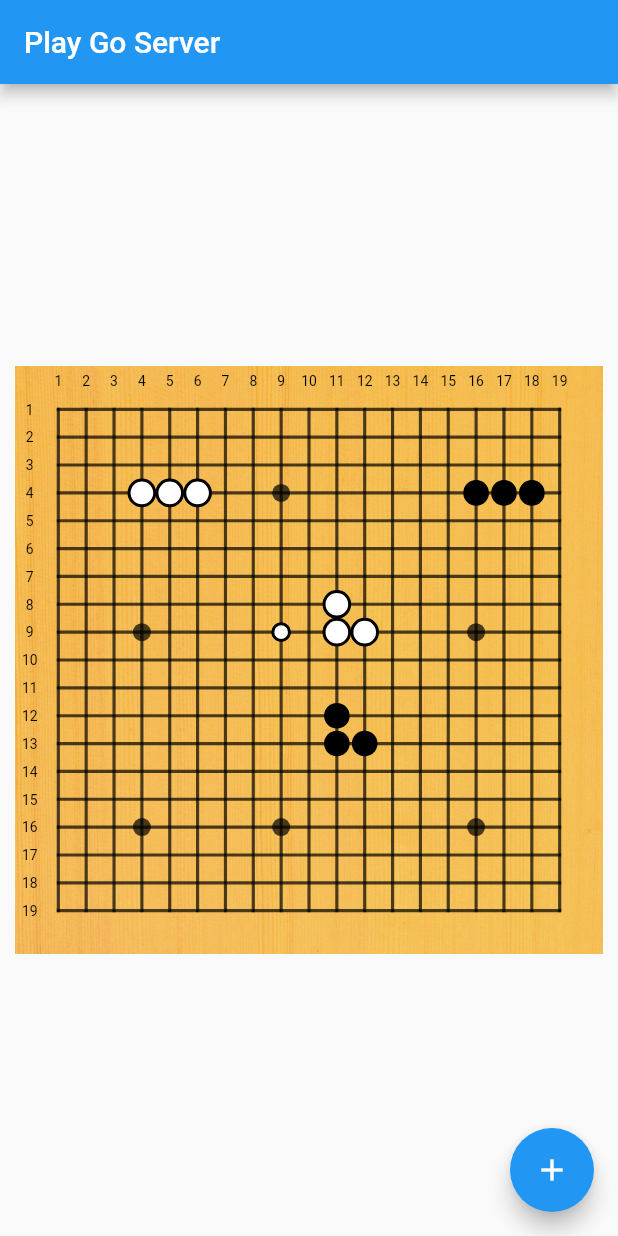
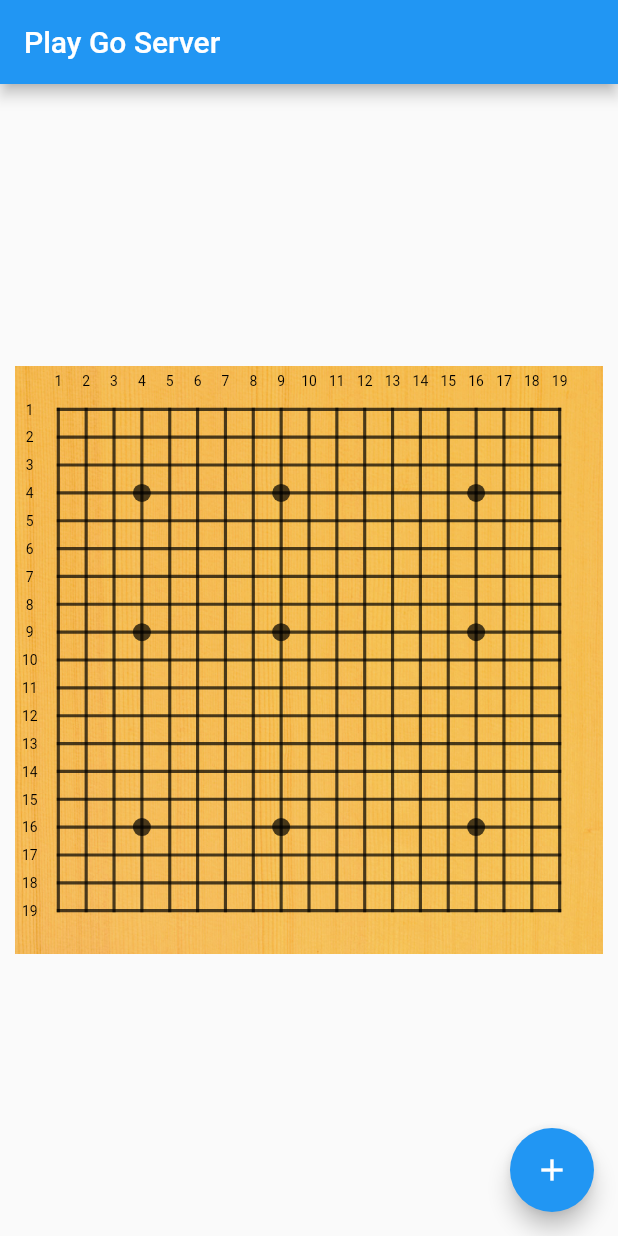
Before and after one commit to le-doude/playgo, a Flutter app: the screen it shows after launch, on a phone screen of 412 x 824 dp. Run offline on Flutter 3.47's test engine with Material 2 defaults, Android fonts, the phone set to English and light mode, and no system bars; our stand-ins replace logger.

Commit message:
Make initialization easier

```diff
--- a/client/lib/go/board/board_grid_drawer.dart
+++ b/client/lib/go/board/board_grid_drawer.dart
@@ -6,7 +6,7 @@ import 'package:play_go_client/go/board/theme.dart';
 
 import 'board_coordinates_manager.dart';
 
-class BoardGridDrawer extends BoardPaintable{
+class BoardGridDrawer extends BoardLayer{
   final Layout layout;
   final BoardTheme theme;
 
--- a/client/lib/go/board/board_painter.dart
+++ b/client/lib/go/board/board_painter.dart
@@ -1,38 +1,41 @@
 import 'dart:math';
 import 'dart:ui';
 
+import 'package:flutter/gestures.dart';
 import 'package:flutter/material.dart';
 import 'package:logger/logger.dart';
+import 'package:play_go_client/go/board.dart';
 import 'package:play_go_client/go/board/board_grid_drawer.dart';
 import 'package:play_go_client/go/board/board_references_drawer.dart';
 import 'package:play_go_client/go/board/board_startpoints_drawer.dart';
+import 'package:play_go_client/go/board/stones_drawer.dart';
+import 'package:play_go_client/go/board/stones_preview_painter.dart';
 import 'package:play_go_client/go/board/theme.dart';
 
 import 'board_coordinates_manager.dart';
-import 'layout.dart';
 
 class BoardPainter extends CustomPainter {
   static final Logger logger = Logger();
-  static const List<BoardPaintable> EMPTY = [];
-  final Layout layout;
+  final Board board;
   final BoardTheme theme;
-  final List<BoardPaintable> components = List.empty(growable: true);
+  final List<BoardLayer> layers = List.empty(growable: true);
 
-  BoardPainter(this.layout, this.theme,
-      {List<BoardPaintable> layeredComponents = EMPTY}) {
-    this.components.add(BoardGridDrawer(layout, theme));
-    this.components.add(BoardStarPointsDrawer(layout, theme));
-    this.components.add(BoardReferencesDrawer(layout, theme));
-    this.components.addAll(layeredComponents);
-    this.components.sort((l, r) => l.priority.compareTo(r.priority));
+  BoardPainter(Listenable? repaint, this.board, this.theme,
+      {List<BoardLayer>? layeredComponents})
+      : super(repaint: repaint) {
+    this.layers.add(BoardGridDrawer(this.board.layout, theme));
+    this.layers.add(BoardStarPointsDrawer(this.board.layout, theme));
+    this.layers.add(BoardReferencesDrawer(this.board.layout, theme));
+    this.layers.add(StonesPainter(this.board, theme));
+    this.layers.add(StonesPreviewPainter(this.board, theme, "white"));
+    this.layers.addAll(layeredComponents ?? []);
+    this.layers.sort((l, r) => l.priority.compareTo(r.priority));
   }
 
   @override
   void paint(Canvas canvas, Size size) {
     BoardCoordinatesManager coord = computeLayoutCoordinates(size);
-    this.components.forEach((component) {
-      logger.d(
-          "drawing ${component.runtimeType}[priority: ${component.priority}]");
+    this.layers.forEach((component) {
       component.draw(canvas, coord);
     });
   }
@@ -46,23 +49,18 @@ class BoardPainter extends CustomPainter {
     var gridRect =
         Rect.fromCenter(center: center, width: gridSize, height: gridSize);
     BoardCoordinatesManager coord = BoardCoordinatesManager(
-        outerFrame: frameRect, innerFrame: gridRect, layout: this.layout);
+        outerFrame: frameRect, innerFrame: gridRect, layout: this.board.layout);
     return coord;
   }
 
   @override
-  bool shouldRepaint(covariant CustomPainter oldDelegate) {
-    return this.components.any(
-        (BoardPaintable component) => component.shouldRepaint(oldDelegate));
-  }
+  bool shouldRepaint(covariant CustomPainter oldDelegate) => false;
 }
 
-abstract class BoardPaintable {
+abstract class BoardLayer {
   final int priority;
 
-  BoardPaintable(this.priority);
+  BoardLayer(this.priority);
 
   void draw(Canvas canvas, BoardCoordinatesManager coordMngr);
-
-  bool shouldRepaint(covariant CustomPainter oldDelegate) => false;
 }
--- a/client/lib/go/board/board_references_drawer.dart
+++ b/client/lib/go/board/board_references_drawer.dart
@@ -7,7 +7,7 @@ import 'package:play_go_client/go/board/theme.dart';
 
 import 'board_coordinates_manager.dart';
 
-class BoardReferencesDrawer extends BoardPaintable{
+class BoardReferencesDrawer extends BoardLayer{
   static final Logger logger = Logger();
 
   final Layout layout;
--- a/client/lib/go/board/board_startpoints_drawer.dart
+++ b/client/lib/go/board/board_startpoints_drawer.dart
@@ -5,7 +5,7 @@ import 'package:play_go_client/go/board/theme.dart';
 
 import 'board_coordinates_manager.dart';
 
-class BoardStarPointsDrawer extends BoardPaintable{
+class BoardStarPointsDrawer extends BoardLayer{
   final Layout layout;
   final BoardTheme theme;
 
--- a/client/lib/go/board/board_widget.dart
+++ b/client/lib/go/board/board_widget.dart
@@ -1,9 +1,6 @@
-import 'package:flutter/gestures.dart';
 import 'package:flutter/material.dart';
 import 'package:play_go_client/go/board.dart';
 import 'package:play_go_client/go/board/layout.dart';
-import 'package:play_go_client/go/board/stones_drawer.dart';
-import 'package:play_go_client/go/board/stones_preview_painter.dart';
 import 'package:play_go_client/go/board/theme.dart';
 
 import 'board_painter.dart';
@@ -14,22 +11,10 @@ class BoardWidget extends StatelessWidget {
 
   BoardWidget(this.layout, this.theme);
 
-  bool NoKoPredicate(Board board, Stone stone, BoardCoordinate coordinate) {
-    return false;
-  }
-
-  void NoopCaptureCallback(Stone stone) {}
-
-  void NoopMoveCallback(Stone stone, BoardCoordinate coordinate) {}
-
   @override
   Widget build(BuildContext context) {
-    var board = Board(
-        this.layout, NoKoPredicate, NoopCaptureCallback, NoopMoveCallback);
-    var stonesPainter = StonesPainter(layout, theme, board);
-    var stonesPreviewer = StonesPreviewPainter(layout, theme, board, "white");
-    var boardPainter = BoardPainter(this.layout, this.theme,
-        layeredComponents: [stonesPainter, stonesPreviewer]);
+    var board = Board(this.layout, (b, s, c) => false, (s) => {}, (s, c) => {});
+    var boardPainter = BoardPainter(null, board, this.theme);
     var stack = Stack(
       alignment: AlignmentDirectional.center,
       children: [
@@ -38,22 +23,6 @@ class BoardWidget extends StatelessWidget {
       ],
     );
 
-    board.place(Stone(color: "white"), BoardCoordinate(3, 3));
-    board.place(Stone(color: "white"), BoardCoordinate(4, 3));
-    board.place(Stone(color: "white"), BoardCoordinate(5, 3));
-    board.place(Stone(color: "white"), BoardCoordinate(10, 7));
-    board.place(Stone(color: "white"), BoardCoordinate(10, 8));
-    board.place(Stone(color: "white"), BoardCoordinate(11, 8));
-
-    board.place(Stone(color: "black"), BoardCoordinate(15, 3));
-    board.place(Stone(color: "black"), BoardCoordinate(16, 3));
-    board.place(Stone(color: "black"), BoardCoordinate(17, 3));
-    board.place(Stone(color: "black"), BoardCoordinate(10, 11));
-    board.place(Stone(color: "black"), BoardCoordinate(10, 12));
-    board.place(Stone(color: "black"), BoardCoordinate(11, 12));
-
-    stonesPreviewer.preview(BoardCoordinate(8, 8));
-
     return AspectRatio(aspectRatio: 1.0, child: stack);
   }
 }
--- a/client/lib/go/board/stones_drawer.dart
+++ b/client/lib/go/board/stones_drawer.dart
@@ -1,6 +1,7 @@
 import 'dart:ui';
 
 import 'package:flutter/material.dart';
+import 'package:logger/logger.dart';
 import 'package:play_go_client/go/board.dart';
 import 'package:play_go_client/go/board/board_coordinates_manager.dart';
 import 'package:play_go_client/go/board/layout.dart';
@@ -8,13 +9,13 @@ import 'package:play_go_client/go/board/theme.dart';
 
 import 'board_painter.dart';
 
-class StonesPainter extends BoardPaintable {
-  final Layout layout;
+class StonesPainter extends BoardLayer {
+  static final Logger logger = Logger();
   final BoardTheme theme;
   final Board board;
   List<int> previousRenderedImage = List.empty();
 
-  StonesPainter(this.layout, this.theme, this.board) : super(20);
+  StonesPainter(this.board, this.theme) : super(20);
 
   @override
   void draw(Canvas canvas, BoardCoordinatesManager coordMngr) {
@@ -29,9 +30,4 @@ class StonesPainter extends BoardPaintable {
         .drawerForColor(intersection.maybeStone?.color)
         .draw(canvas, coordMngr, intersection.coordinate);
   }
-
-  @override
-  bool shouldRepaint(covariant CustomPainter oldDelegate) {
-    return this.previousRenderedImage != this.board.image();
-  }
 }
--- a/client/lib/go/board/stones_preview_painter.dart
+++ b/client/lib/go/board/stones_preview_painter.dart
@@ -7,33 +7,26 @@ import 'package:play_go_client/go/board/board_painter.dart';
 import 'package:play_go_client/go/board/layout.dart';
 import 'package:play_go_client/go/board/theme.dart';
 
-class StonesPreviewPainter extends BoardPaintable {
-  final Layout layout;
+class StonesPreviewPainter extends BoardLayer {
+  final Board board;
   final BoardTheme theme;
-  final Board board;
   final String color;
-  bool _hasChanged = false;
   BoardCoordinate? _current;
 
   void preview(BoardCoordinate coord) {
     if (this.board.canPlace(Stone(color: color), coord)) {
-      this._hasChanged = this._current != coord;
       this._current = coord;
     }
   }
 
-  StonesPreviewPainter(this.layout, this.theme, this.board, this.color)
+  StonesPreviewPainter(this.board, this.theme,  this.color)
       : super(25);
 
   @override
   void draw(Canvas canvas, BoardCoordinatesManager coordMngr) {
-    this._hasChanged = false;
     if (_current != null) {
       var drawer = this.theme.stoneDrawers.drawerForColor(this.color);
       drawer.draw(canvas, coordMngr, _current!, preview: true);
     }
   }
-
-  @override
-  bool shouldRepaint(covariant CustomPainter oldDelegate) => _hasChanged;
 }
```
